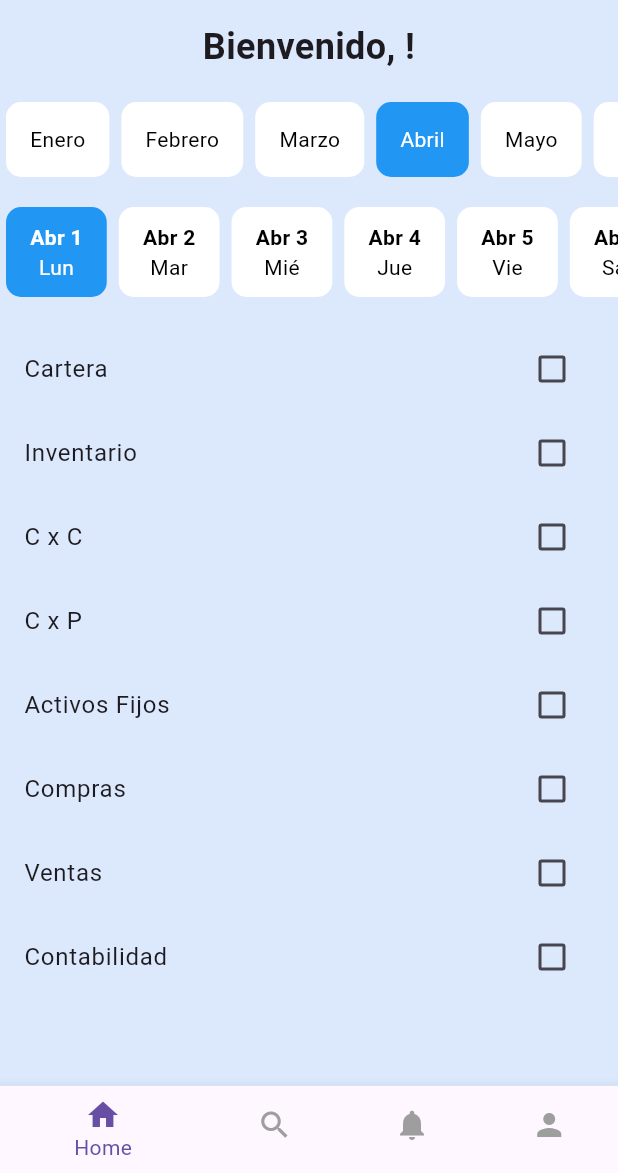
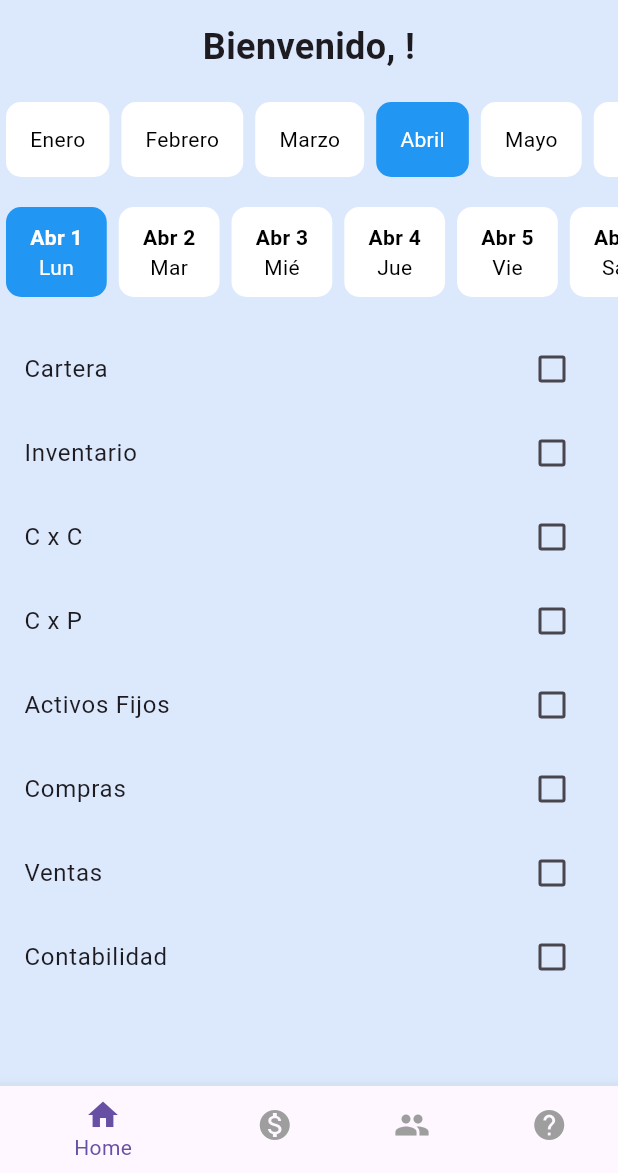
Before and after one commit to aeduardogonzalez/ERD.github.io, a Flutter app: the HomePage screen opened directly with empty values, on a phone screen of 412 x 824 dp, the part 63-1236 px from its top. Run offline on Flutter 3.47's test engine with Material 3 defaults, Android fonts, the phone set to English and light mode, and no system bars.

Commit message:
Navbar con iconos listo

```diff
--- a/proyecto_erd/lib/main.dart
+++ b/proyecto_erd/lib/main.dart
@@ -10,7 +10,7 @@ class MyApp extends StatelessWidget {
   @override
   Widget build(BuildContext context) {
     return MaterialApp(
-      title: 'Flutter Login',
+      title: 'Siesa Enterprise',
       debugShowCheckedModeBanner: false,
       theme: ThemeData(
         primarySwatch: Colors.blue,
--- a/proyecto_erd/lib/pages/home_page.dart
+++ b/proyecto_erd/lib/pages/home_page.dart
@@ -47,15 +47,15 @@ class _HomePageState extends State<HomePage> {
             label: 'Home',
           ),
           BottomNavigationBarItem(
-            icon: Icon(Icons.search),
+            icon: Icon(Icons.monetization_on),
             label: 'Precios',
           ),
           BottomNavigationBarItem(
-            icon: Icon(Icons.notifications),
+            icon: Icon(Icons.people),
             label: 'Usuarios',
           ),
           BottomNavigationBarItem(
-            icon: Icon(Icons.person),
+            icon: Icon(Icons.help),
             label: 'Ayuda',
           ),
         ],
```
